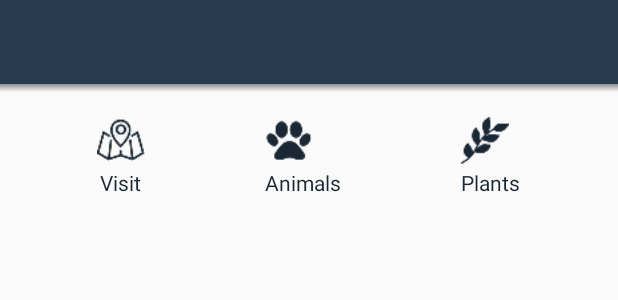
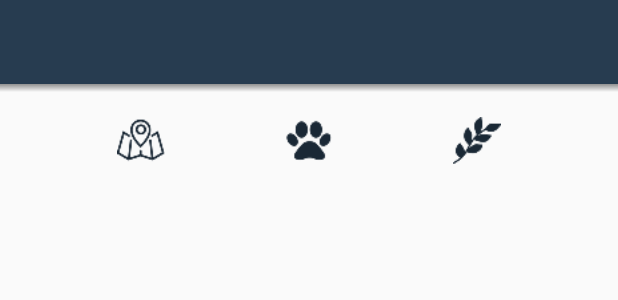
Before and after one commit to of20thmaine/Carolina-Beach-State-Park-App, an Android app: the layout activity_location.xml on its own in the app's theme, with its tools: preview values and no code run, on a phone screen of 412 x 824 dp. Shown: the top 300 px of the screen. Run offline under Robolectric (Android 15) with nearby library versions, the phone set to English and light mode, and no system bars.

Commit message:
Final Turn In Push

```diff
--- a/app/src/main/res/layout/activity_location.xml
+++ b/app/src/main/res/layout/activity_location.xml
@@ -74,17 +74,17 @@
                         android:contentDescription="@string/nav_map"
                         android:src="@drawable/my_ic_map"
                         android:tint="@color/colorPrimaryDark" />
-                    <TextView
-                        android:paddingTop="2dp"
-                        android:layout_width="wrap_content"
-                        android:layout_height="wrap_content"
-                        android:layout_below="@+id/nav_map"
-                        android:text="@string/map_icon_txt"
-                        android:textSize="14sp"
-                        android:textColor="@color/colorPrimaryDark"
-                        android:textAlignment="center"
-                        android:layout_centerInParent="true"
-                        android:layout_centerHorizontal="true"/>
+                    <!--<TextView-->
+                        <!--android:paddingTop="2dp"-->
+                        <!--android:layout_width="wrap_content"-->
+                        <!--android:layout_height="wrap_content"-->
+                        <!--android:layout_below="@+id/nav_map"-->
+                        <!--android:text="@string/map_icon_txt"-->
+                        <!--android:textSize="14sp"-->
+                        <!--android:textColor="@color/colorPrimaryDark"-->
+                        <!--android:textAlignment="center"-->
+                        <!--android:layout_centerInParent="true"-->
+                        <!--android:layout_centerHorizontal="true"/>-->
                 </RelativeLayout>
                  <RelativeLayout
                     android:id="@+id/animal_icon"
@@ -100,17 +100,17 @@
                         android:contentDescription="@string/animal"
                         android:src="@drawable/my_ic_animal"
                         android:tint="@color/colorPrimaryDark" />
-                    <TextView
-                        android:paddingTop="2dp"
-                        android:layout_width="wrap_content"
-                        android:layout_height="wrap_content"
-                        android:layout_below="@+id/nav_animals"
-                        android:text="@string/animal"
-                        android:textSize="14sp"
-                        android:textColor="@color/colorPrimaryDark"
-                        android:textAlignment="center"
-                        android:layout_centerInParent="true"
-                        android:layout_centerHorizontal="true"/>
+                    <!--<TextView-->
+                        <!--android:paddingTop="2dp"-->
+                        <!--android:layout_width="wrap_content"-->
+                        <!--android:layout_height="wrap_content"-->
+                        <!--android:layout_below="@+id/nav_animals"-->
+                        <!--android:text="@string/animal"-->
+                        <!--android:textSize="14sp"-->
+                        <!--android:textColor="@color/colorPrimaryDark"-->
+                        <!--android:textAlignment="center"-->
+                        <!--android:layout_centerInParent="true"-->
+                        <!--android:layout_centerHorizontal="true"/>-->
                 </RelativeLayout>
                 <RelativeLayout
                     android:id="@+id/plant_icon"
@@ -125,17 +125,17 @@
                         android:contentDescription="@string/animal"
                         android:src="@drawable/my_ic_plant"
                         android:tint="@color/colorPrimaryDark" />
-                    <TextView
-                        android:paddingTop="2dp"
-                        android:layout_width="wrap_content"
-                        android:layout_height="wrap_content"
-                        android:layout_below="@+id/nav_plants"
-                        android:text="@string/plant"
-                        android:textSize="14sp"
-                        android:textColor="@color/colorPrimaryDark"
-                        android:textAlignment="center"
-                        android:layout_centerInParent="true"
-                        android:layout_centerHorizontal="true"/>
+                    <!--<TextView-->
+                        <!--android:paddingTop="2dp"-->
+                        <!--android:layout_width="wrap_content"-->
+                        <!--android:layout_height="wrap_content"-->
+                        <!--android:layout_below="@+id/nav_plants"-->
+                        <!--android:text="@string/plant"-->
+                        <!--android:textSize="14sp"-->
+                        <!--android:textColor="@color/colorPrimaryDark"-->
+                        <!--android:textAlignment="center"-->
+                        <!--android:layout_centerInParent="true"-->
+                        <!--android:layout_centerHorizontal="true"/>-->
                 </RelativeLayout>
             </LinearLayout>
 
```
